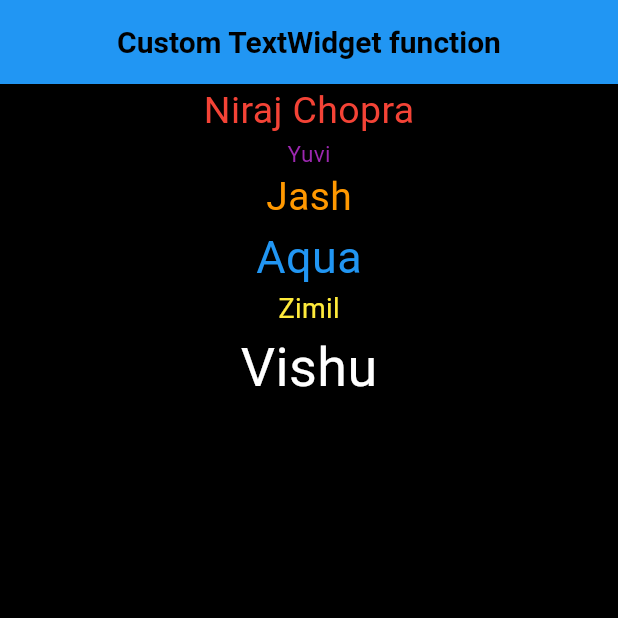
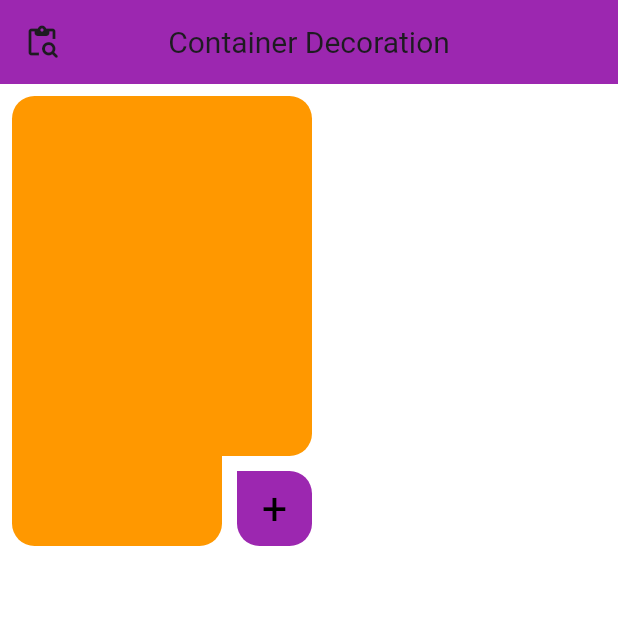
Before and after one commit to Zimil-Patel/prtwo, a Flutter app: the screen it shows after launch, on a phone screen of 412 x 824 dp, the top half of it. Run offline on Flutter 3.47's test engine with Material 3 defaults, Android fonts, the phone set to English and light mode, and no system bars.

Commit message:
01-02-2024

```diff
--- /dev/null
+++ b/lib/design.dart
@@ -0,0 +1,81 @@
+
+import 'package:flutter/material.dart';
+
+class Design extends StatelessWidget {
+  const Design({super.key});
+
+  @override
+  Widget build(BuildContext context) {
+    return MaterialApp(
+      debugShowCheckedModeBanner: false,
+      home: Scaffold(
+        backgroundColor: Colors.white,
+        appBar: AppBar(title: const Text('Container Decoration', style: TextStyle(fontSize: 20),),
+        centerTitle: true,
+        leading: const Icon(Icons.content_paste_search_rounded),
+        backgroundColor: Colors.purple,),
+        body: Container(
+          margin: const EdgeInsets.only(
+            top: 8,
+            left: 8),
+          height: 320,
+          width: 200,
+          decoration: const BoxDecoration(
+            color: Colors.white
+          ),
+          child: Column(
+            children: [
+              Row(
+                children: [
+                  Container(
+                    height: 240,
+                    width: 200,
+                    decoration: const BoxDecoration(
+                      color: Colors.orange,
+                      borderRadius: BorderRadius.only(
+                        bottomRight: Radius.circular(15),
+                        topRight: Radius.circular(15),
+                        topLeft: Radius.circular(15)
+                      )
+                    ),
+                  )
+                ],
+              ),
+              Row(
+                children: [
+                  Container(
+                    height: 60,
+                    width: 140,
+                    decoration: const BoxDecoration(
+                      color: Colors.orange,
+                      borderRadius: BorderRadius.only(
+                        bottomRight: Radius.circular(15),
+                        bottomLeft: Radius.circular(15)
+                      )
+                    ),
+                  ),
+
+                  Container(
+                    height: 50,
+                    width: 50,
+                    margin: const EdgeInsets.only(left: 10,
+                    top: 10),
+                    decoration: const BoxDecoration(
+                      color: Colors.purple,
+                      borderRadius: BorderRadius.only(
+                          bottomLeft: Radius.circular(15),
+                          bottomRight: Radius.circular(15),
+                          topRight: Radius.circular(15),
+                      )
+                    ),
+                    child: const Center(child: Text('+', style: TextStyle(fontSize: 30, color: Colors.black),)),
+                  )
+                ],
+              )
+            ],
+          ),
+        ),
+      ),
+    );
+  }
+}
--- a/lib/main.dart
+++ b/lib/main.dart
@@ -1,8 +1,9 @@
 
 import 'package:flutter/material.dart';
+import 'design.dart';
 
 void main() {
-  runApp(const MyApp());
+  runApp(const Design());
 }
 
 // >> - - - - Task 1 - - - - <<
```
